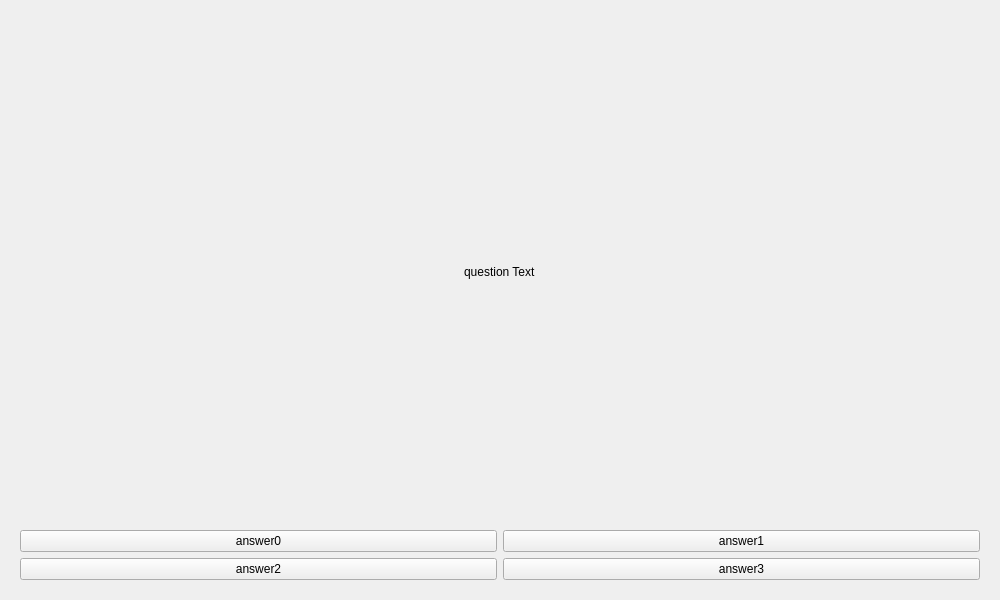
Before: the Qt Designer form QuestionZone/4ChoiceQuestion.ui in Callen44/DtWordTrainer, drawn with Qt 5.
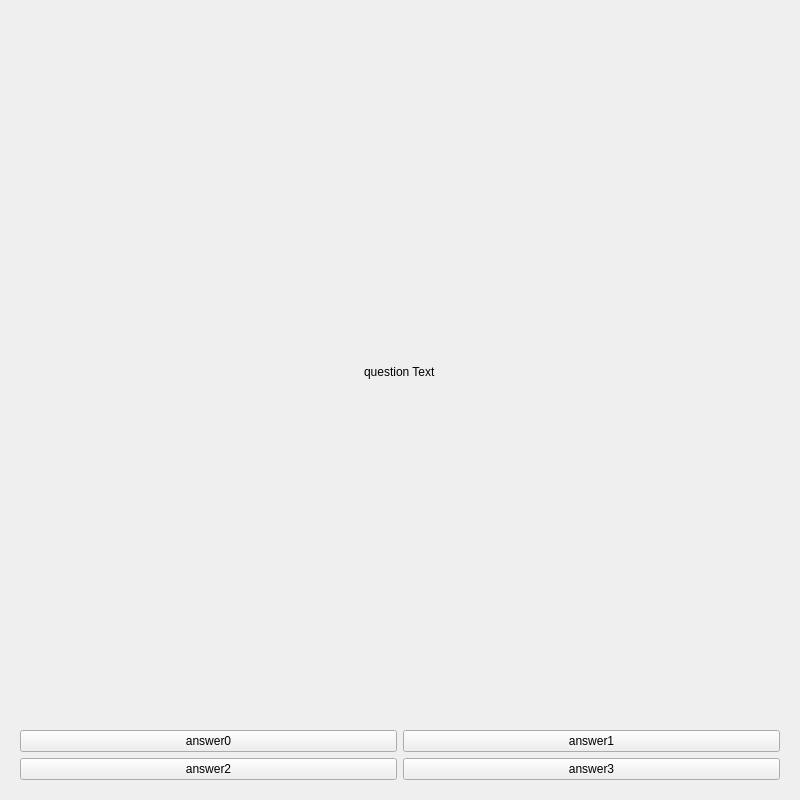
After: the same form once the commit is applied.

Commit message: Allow for the word to appear on a multiple choice question

The edit to the form file:
```diff
--- a/QuestionZone/4ChoiceQuestion.ui
+++ b/QuestionZone/4ChoiceQuestion.ui
@@ -6,30 +6,24 @@
    <rect>
     <x>0</x>
     <y>0</y>
-    <width>1000</width>
-    <height>600</height>
+    <width>800</width>
+    <height>800</height>
    </rect>
   </property>
-  <property name="maximumSize">
-   <size>
-    <width>1000</width>
-    <height>600</height>
-   </size>
-  </property>
   <property name="windowTitle">
    <string>Form</string>
   </property>
   <layout class="QGridLayout" name="gridLayout">
    <item row="0" column="0">
-    <widget class="QWidget" name="container" native="true">
-     <property name="minimumSize">
+    <widget class="QWidget" name="sizingBox" native="true">
+     <property name="maximumSize">
       <size>
-       <width>500</width>
-       <height>500</height>
+       <width>800</width>
+       <height>800</height>
       </size>
      </property>
-     <layout class="QHBoxLayout" name="horizontalLayout">
-      <item>
+     <layout class="QGridLayout" name="gridLayout_2">
+      <item row="0" column="0">
        <layout class="QVBoxLayout" name="questionPanel">
         <item>
          <spacer name="verticalSpacer_3">
```
Left out of the diff: 6 changed lines with no effect on the pictures. The commit also changes 3 other files.
